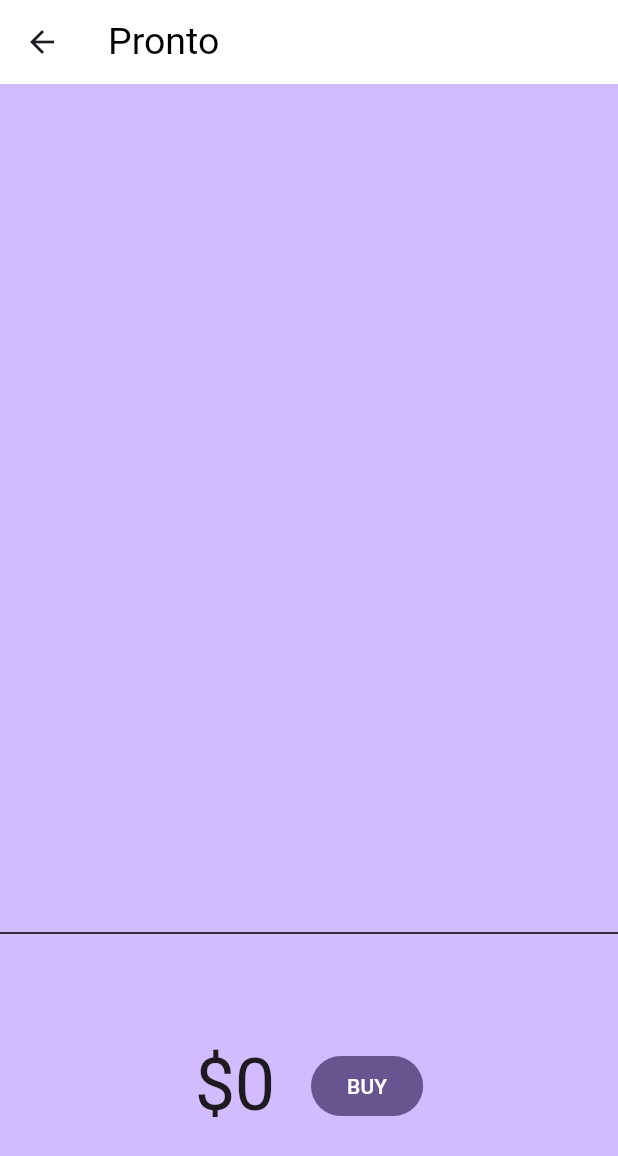
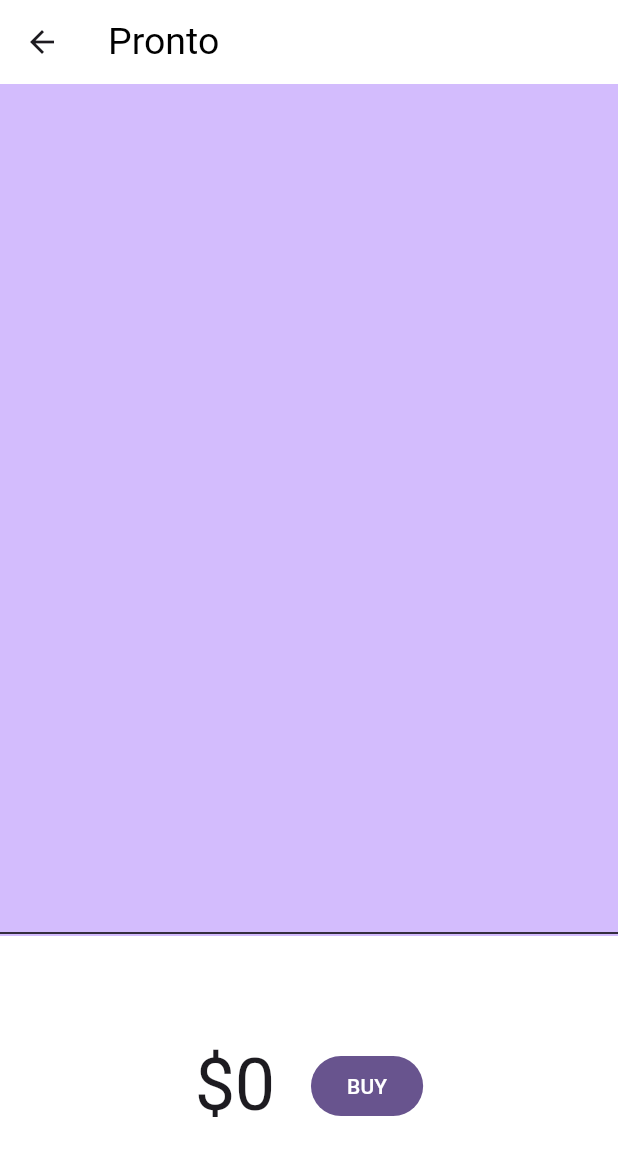
Before and after one commit to girithc/otto-mart, a Flutter app: the MyCart screen opened by its route, on a phone screen of 412 x 824 dp. Shown: the top 1156 px of the screen. Run offline on Flutter 3.47's test engine with Material 2 defaults, Android fonts, the phone set to English and light mode, and no system bars; our stand-ins replace carousel_slider, go_router, google_fonts.

Commit message:
add color - cart page

```diff
--- a/lib/cart/cart_screen.dart
+++ b/lib/cart/cart_screen.dart
@@ -77,7 +77,8 @@ class _CartTotal extends StatelessWidget {
     var hugeStyle =
         Theme.of(context).textTheme.displayLarge!.copyWith(fontSize: 48);
 
-    return SizedBox(
+    return Container(
+      color: Colors.white,
       height: 200,
       child: Center(
         child: Row(
```
